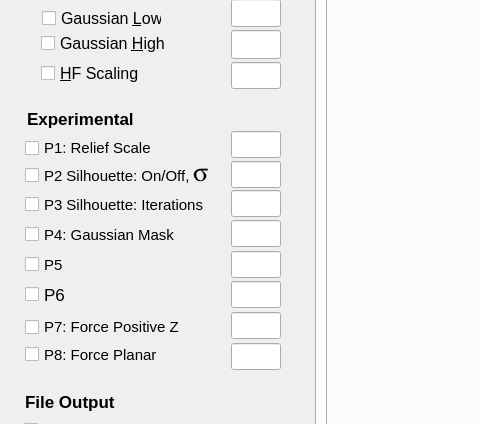
Before: the Qt Designer form Explorer/Explorer.ui in steveknipmeyer/ModelRelief, drawn with Qt 5; both pictures show x 0 to 480 and y 307 to 731 of the 1171 by 967 pixel window.
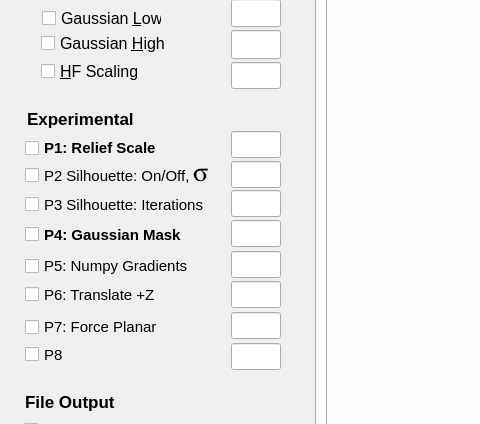
After: the same form once the commit is applied. Icons and pictures are not drawn.

Commit message: 'Force +Z' and 'Force Planar' are no longer the Solver defaults.

Diff of the .ui file:
```diff
--- a/Explorer/Explorer.ui
+++ b/Explorer/Explorer.ui
@@ -460,8 +460,8 @@
        <property name="geometry">
         <rect>
          <x>32</x>
-         <y>332</y>
-         <width>155</width>
+         <y>330</y>
+         <width>97</width>
          <height>23</height>
         </rect>
        </property>
@@ -627,6 +627,8 @@
         <font>
          <family>MS Shell Dlg 2</family>
          <pointsize>11</pointsize>
+         <weight>75</weight>
+         <bold>true</bold>
         </font>
        </property>
        <property name="text">
@@ -765,6 +767,8 @@
        <property name="font">
         <font>
          <pointsize>11</pointsize>
+         <weight>75</weight>
+         <bold>true</bold>
         </font>
        </property>
        <property name="text">
@@ -792,8 +796,8 @@
         <rect>
          <x>16</x>
          <y>525</y>
-         <width>158</width>
-         <height>19</height>
+         <width>190</width>
+         <height>22</height>
         </rect>
        </property>
        <property name="font">
@@ -802,7 +806,7 @@
         </font>
        </property>
        <property name="text">
-        <string>P5</string>
+        <string>P5: Numpy Gradients</string>
        </property>
       </widget>
       <widget class="QLineEdit" name="p7LineEdit">
@@ -832,11 +836,11 @@
        </property>
        <property name="font">
         <font>
-         <pointsize>13</pointsize>
+         <pointsize>11</pointsize>
         </font>
        </property>
        <property name="text">
-        <string>P6</string>
+        <string>P6: Translate +Z</string>
        </property>
       </widget>
       <widget class="QLineEdit" name="p8LineEdit">
@@ -870,7 +874,7 @@
         </font>
        </property>
        <property name="text">
-        <string>P7: Force Positive Z</string>
+        <string>P7: Force Planar</string>
        </property>
       </widget>
       <widget class="QCheckBox" name="p8CheckBox">
@@ -888,7 +892,7 @@
         </font>
        </property>
        <property name="text">
-        <string>P8: Force Planar</string>
+        <string>P8</string>
        </property>
       </widget>
       <widget class="QLineEdit" name="p5LineEdit">
```
The commit also changes 40 other files.
